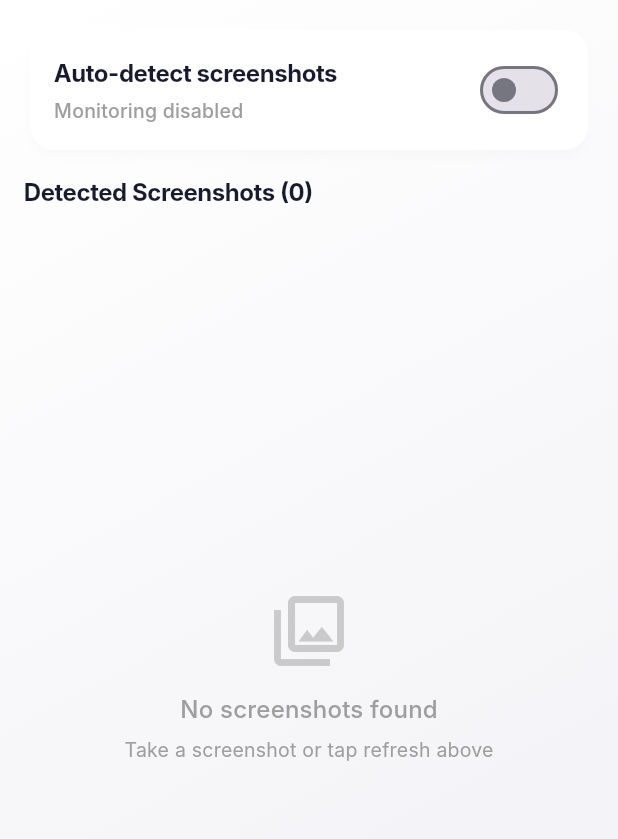
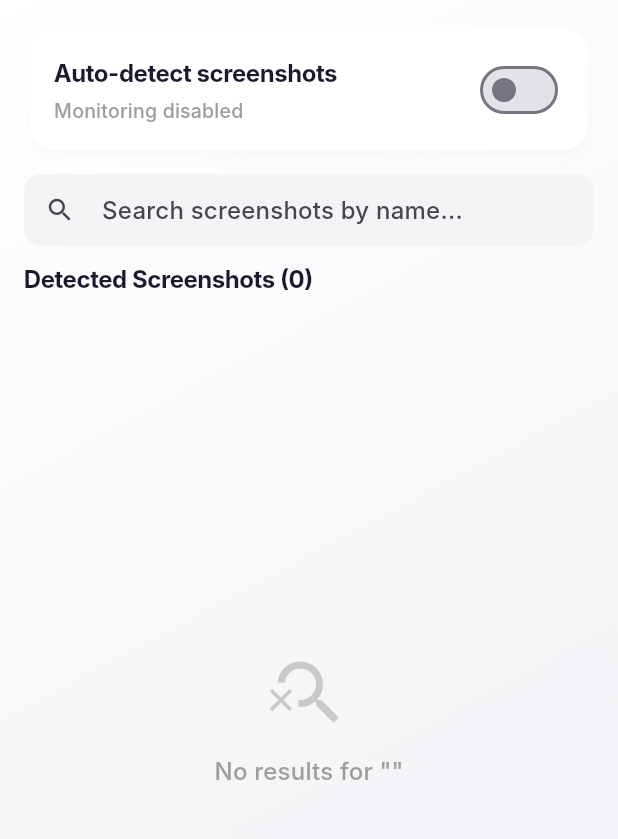
Before and after one commit to singhujjawalai-stack/ShotKeeper, a Flutter app: the screen it shows after launch, on a phone screen of 412 x 824 dp, the part 84-923 px from its top. Run offline on Flutter 3.47's test engine with Material 3 defaults, Android fonts, the phone set to English and light mode, and no system bars; our stand-ins replace permission_handler, shared_preferences; Roboto replaces fonts that are missing (Inter).

Commit message:
feat: add search functionality - v1.1.0
- Search bar filters screenshots by filename in real-time
- No results empty state when search returns nothing
- Zero breaking changes to v1.0 features
- Checkpoint v1.0 saved in checkpoint-v1/ folder
- Release APK: releases/ShotKeeper-v1.1-release.apk

Co-Authored-By: Claude Code <noreply@anthropic.com>

```diff
--- a/lib/main.dart
+++ b/lib/main.dart
@@ -116,6 +116,7 @@ class _HomeScreenState extends State<HomeScreen> {
   final List<String> _selectedBatchPaths = [];
   Map<String, int> _scheduledDeletions = {};
   Timer? _liveTicker;
+  String _searchQuery = '';
 
   static const _keyEnabled = 'shot_keeper_enabled';
   static const _keyPeriod = 'shot_keeper_period';
@@ -1002,6 +1003,20 @@ class _HomeScreenState extends State<HomeScreen> {
                     ),
                   ),
 
+                // Search Bar
+                TextField(
+                  decoration: InputDecoration(
+                    hintText: 'Search screenshots by name...',
+                    prefixIcon: const Icon(Icons.search, size: 20),
+                    filled: true,
+                    fillColor: isDark ? const Color(0xFF1E1E2E) : const Color(0xFFF3F4F6),
+                    border: OutlineInputBorder(borderRadius: BorderRadius.circular(12), borderSide: BorderSide.none),
+                    contentPadding: const EdgeInsets.symmetric(horizontal: 14, vertical: 10),
+                  ),
+                  onChanged: (v) => setState(() => _searchQuery = v.toLowerCase()),
+                ),
+                const SizedBox(height: 10),
+
                 // Gallery Header & Legend
                 Row(
                   mainAxisAlignment: MainAxisAlignment.spaceBetween,
@@ -1042,37 +1057,39 @@ class _HomeScreenState extends State<HomeScreen> {
 
                 // Gallery Grid (Newest on Top)
                 Expanded(
-                  child: _detectedImages.isEmpty
-                      ? Center(
+                  child: Builder(
+                    builder: (context) {
+                      final filtered = _searchQuery.isEmpty
+                        ? _detectedImages
+                        : _detectedImages.where((item) {
+                            final name = item['name']?.toString() ?? '';
+                            return name.toLowerCase().contains(_searchQuery);
+                          }).toList();
+                    if (filtered.isEmpty) {
+                      return Center(
                         child: Column(
                           mainAxisSize: MainAxisSize.min,
                           children: [
-                              Icon(Icons.photo_library_outlined, size: 56, color: Colors.grey.withOpacity(0.5)),
+                            Icon(Icons.search_off, size: 56, color: Colors.grey.withOpacity(0.5)),
                             const SizedBox(height: 12),
                             Text(
-                                'No screenshots found',
-                                style: Theme.of(context).textTheme.bodyLarge?.copyWith(
-                                      color: Colors.grey,
-                                    ),
-                              ),
-                              const SizedBox(height: 6),
-                              const Text(
-                                'Take a screenshot or tap refresh above',
-                                style: TextStyle(color: Colors.grey, fontSize: 13),
+                              'No results for "$_searchQuery"',
+                              style: Theme.of(context).textTheme.bodyLarge?.copyWith(color: Colors.grey),
                             ),
                           ],
                         ),
-                        )
-                      : GridView.builder(
+                      );
+                    }
+                    return GridView.builder(
                       gridDelegate: const SliverGridDelegateWithFixedCrossAxisCount(
                         crossAxisCount: 3,
                         crossAxisSpacing: 8,
                         mainAxisSpacing: 8,
                         childAspectRatio: 0.72,
                       ),
-                          itemCount: _detectedImages.length,
+                      itemCount: filtered.length,
                       itemBuilder: (context, index) {
-                            final item = _detectedImages[index];
+                        final item = filtered[index];
                         final name = item['name']?.toString() ?? 'unknown';
                             final path = item['path']?.toString() ?? '';
                             final isSelected = _selectedBatchPaths.contains(path);
@@ -1220,6 +1237,8 @@ class _HomeScreenState extends State<HomeScreen> {
                                   ),
                                 ),
                               ),
+                            );
+                          },
                         );
                       },
                     ),
```
Also changed, not shown: 5 other files. Lines whose indentation alone changed are shown as unchanged.
